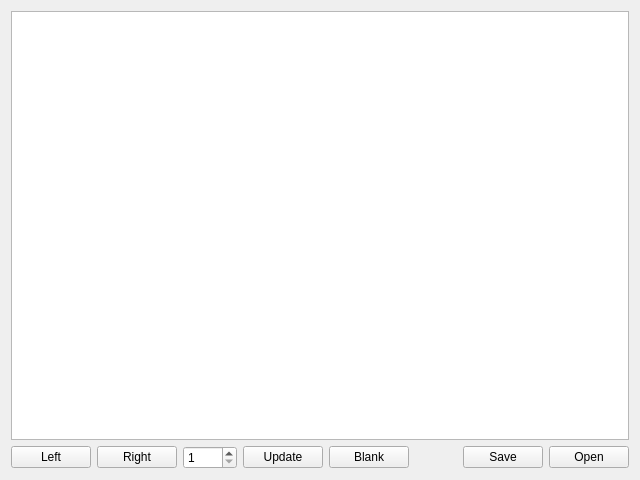
The window that formtable.ui (sirbabyface/GymScore) describes before a commit, drawn with Qt 5.
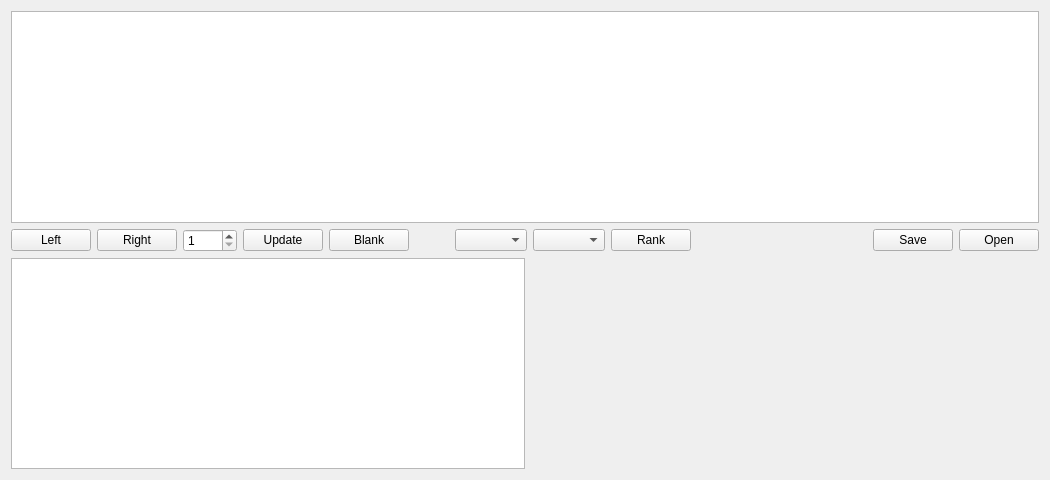
The same window after the commit.

Commit message: Major change to use new class Settings to fetch layout of information scene. Not yet integrated.

```diff
--- a/formtable.ui
+++ b/formtable.ui
@@ -6,7 +6,7 @@
    <rect>
     <x>0</x>
     <y>0</y>
-    <width>640</width>
+    <width>1050</width>
     <height>480</height>
    </rect>
   </property>
@@ -64,6 +64,38 @@
        <property name="text">
         <string>Blank</string>
        </property>
+       <property name="shortcut">
+        <string>Ctrl+B</string>
+       </property>
+      </widget>
+     </item>
+     <item>
+      <spacer name="horizontalSpacer">
+       <property name="orientation">
+        <enum>Qt::Horizontal</enum>
+       </property>
+       <property name="sizeType">
+        <enum>QSizePolicy::Preferred</enum>
+       </property>
+       <property name="sizeHint" stdset="0">
+        <size>
+         <width>40</width>
+         <height>20</height>
+        </size>
+       </property>
+      </spacer>
+     </item>
+     <item>
+      <widget class="QComboBox" name="comboBoxLevel"/>
+     </item>
+     <item>
+      <widget class="QComboBox" name="comboBoxType"/>
+     </item>
+     <item>
+      <widget class="QPushButton" name="buttonRank">
+       <property name="text">
+        <string>Rank</string>
+       </property>
       </widget>
      </item>
      <item>
@@ -101,6 +133,26 @@
      </item>
     </layout>
    </item>
+   <item>
+    <layout class="QHBoxLayout" name="horizontalLayout_2">
+     <item>
+      <widget class="QGraphicsView" name="graphicsViewPreview"/>
+     </item>
+     <item>
+      <spacer name="horizontalSpacer_3">
+       <property name="orientation">
+        <enum>Qt::Horizontal</enum>
+       </property>
+       <property name="sizeHint" stdset="0">
+        <size>
+         <width>40</width>
+         <height>20</height>
+        </size>
+       </property>
+      </spacer>
+     </item>
+    </layout>
+   </item>
   </layout>
  </widget>
  <resources/>
```
Left out of the diff: 3 changed lines with no effect on the pictures. The commit also changes 21 other files.
